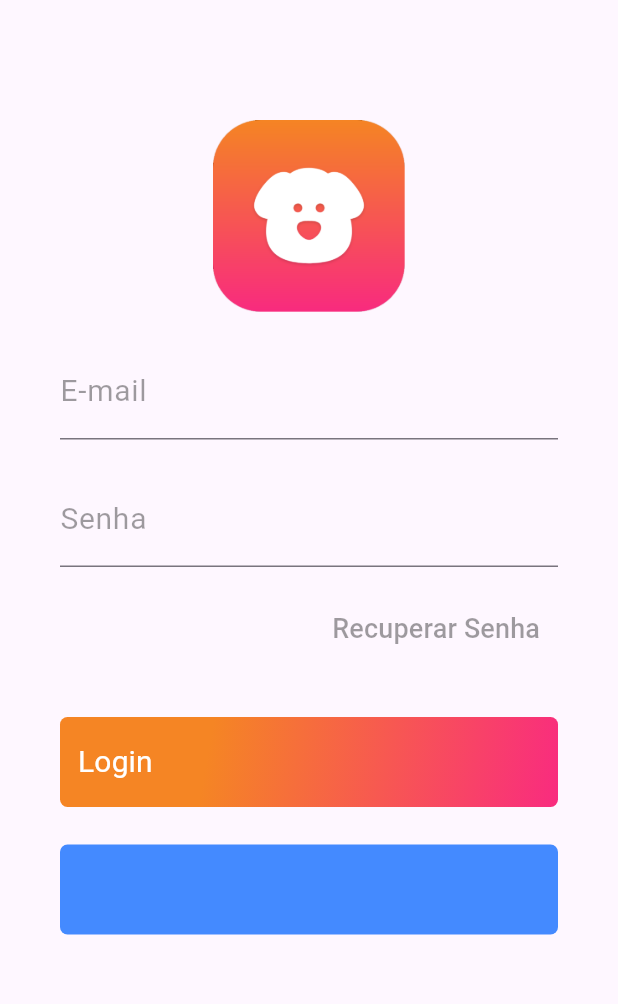
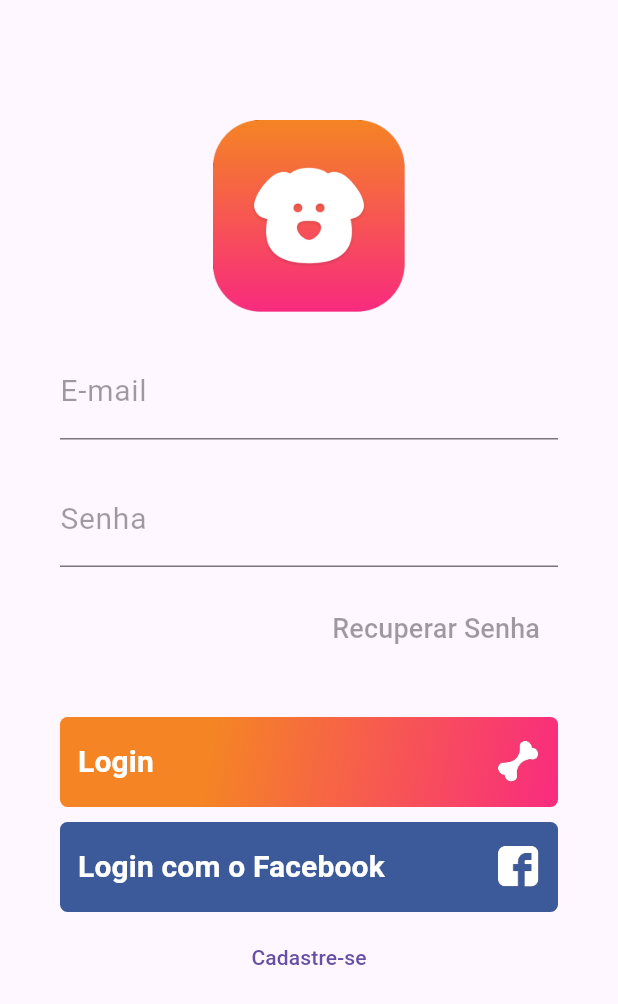
Before and after one commit to pablo-sa10/Login-flutter, a Flutter app: the screen it shows after launch, on a phone screen of 412 x 824 dp. Shown: the top 1004 px of the screen. Run offline on Flutter 3.47's test engine with Material 3 defaults, Android fonts, the phone set to English and light mode, and no system bars.

Commit message:
tela de login finalizado

```diff
--- a/login/lib/main.dart
+++ b/login/lib/main.dart
@@ -17,7 +17,7 @@ class MyApp extends StatelessWidget {
       theme: ThemeData(
         primarySwatch: Colors.deepOrange,
       ),
-      home: Home()
+      home: const Home()
     );
   }
 }
--- a/login/lib/pages/home.dart
+++ b/login/lib/pages/home.dart
@@ -83,29 +83,70 @@ class _HomeState extends State<Home> {
               child: SizedBox.expand(
                 child: TextButton(
                   onPressed: () => {},
-                  child: const Row(
+                  child: Row(
+                    mainAxisAlignment: MainAxisAlignment.spaceBetween,
                     children: [
-                      Text('Login',
+                      const Text('Login',
                           style: TextStyle(
                               fontSize: 20,
-                              fontWeight: FontWeight.w400,
-                              color: Colors.white)),
+                              fontWeight: FontWeight.bold,
+                              color: Colors.white),
+                          textAlign: TextAlign.left),
+                      SizedBox(
+                        height: 28,
+                        width: 28,
+                        child: Image.asset("assets/bone.png"),
+                      ),
                     ],
                   ),
                 ),
               ),
             ),
             const SizedBox(
-              height: 25,
+              height: 10,
             ),
             Container(
               height: 60,
               alignment: Alignment.centerLeft,
               decoration: BoxDecoration(
-                color: Colors.blueAccent,
+                color: const Color(0xFF3C5A99),
                 borderRadius: BorderRadius.circular(5),
               ),
+              child: SizedBox.expand(
+                child: TextButton(
+                  onPressed: () => {},
+                  child: Row(
+                    mainAxisAlignment: MainAxisAlignment.spaceBetween,
+                    children: [
+                      const Text('Login com o Facebook',
+                          style: TextStyle(
+                              fontSize: 20,
+                              fontWeight: FontWeight.bold,
+                              color: Colors.white),
+                          textAlign: TextAlign.left),
+                      SizedBox(
+                        height: 28,
+                        width: 28,
+                        child: Image.asset("assets/fb-icon.png"),
+                      ),
+                    ],
+                  ),
+                ),
+              ),
             ),
+            const SizedBox(
+              height: 10,
+            ),
+            SizedBox(
+              height: 40,
+              child: TextButton(
+                onPressed: () => {},
+                child: const Text(
+                  "Cadastre-se",
+                  textAlign: TextAlign.center,
+                ),
+              ),
+            )
           ],
         ),
       ),
```
